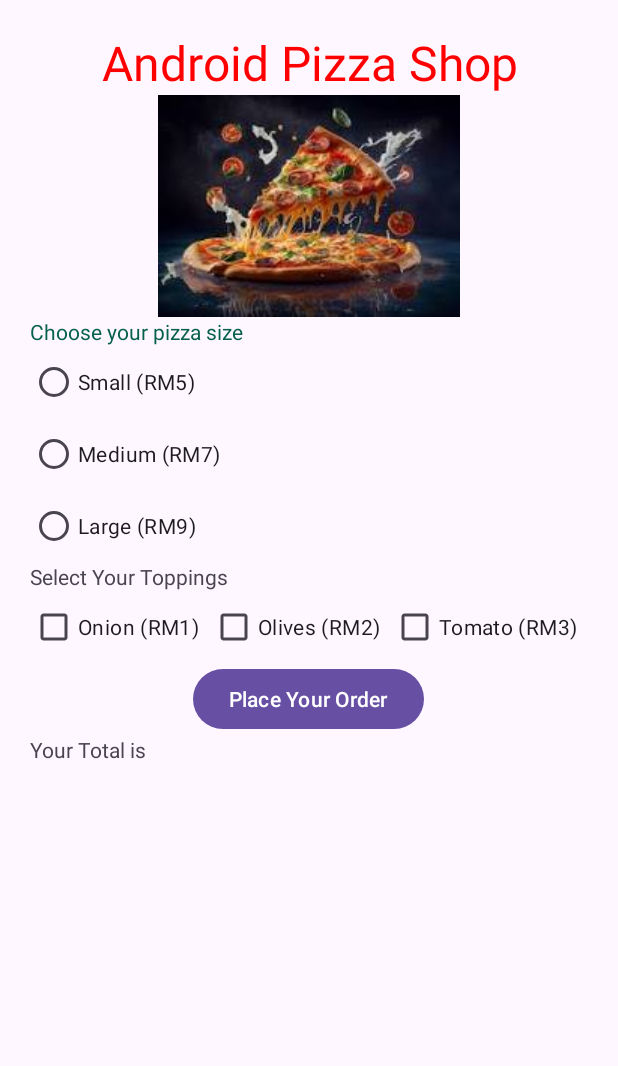
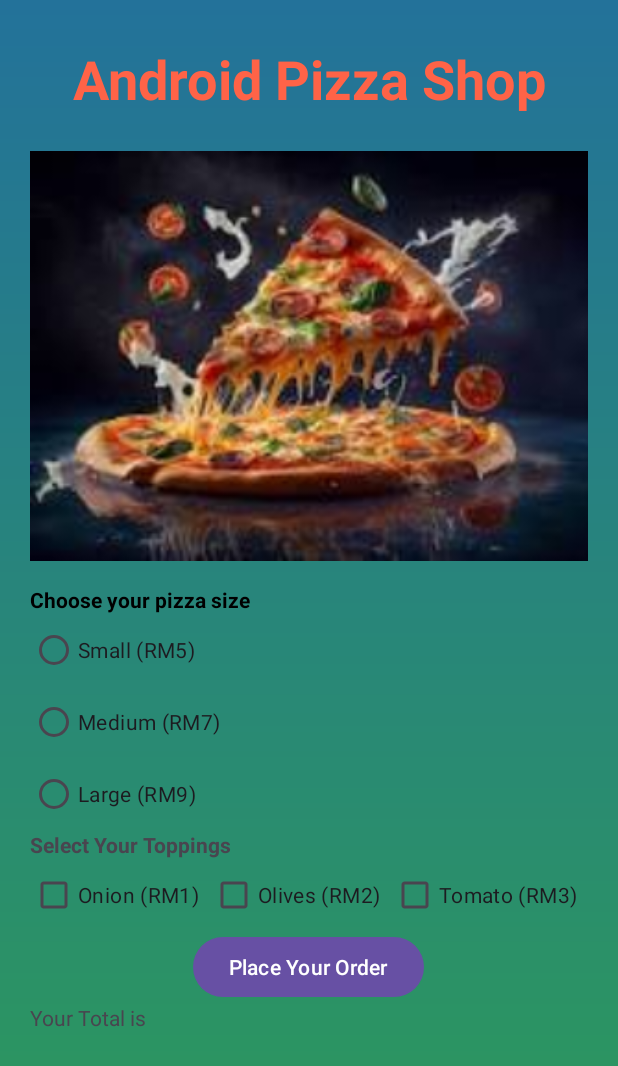
Before and after one commit to SyazwanIbn/pizza_App, an Android app: the layout activity_main.xml on its own in the app's theme, with its tools: preview values and no code run, on a phone screen of 412 x 824 dp. Shown: the top 1066 px of the screen. Run offline under Robolectric (Android 15) with nearby library versions, the phone set to English and light mode, and no system bars.

Commit message:
background color

```diff
--- /dev/null
+++ b/app/src/main/res/drawable/gradient_background.xml
@@ -0,0 +1,8 @@
+<?xml version="1.0" encoding="utf-8"?>
+
+    <shape xmlns:android="http://schemas.android.com/apk/res/android">
+        <gradient
+            android:startColor="#ff2d9a59"
+            android:endColor="#ff23729a"
+            android:angle="90"/>
+    </shape>
--- a/app/src/main/res/layout/activity_main.xml
+++ b/app/src/main/res/layout/activity_main.xml
@@ -7,58 +7,75 @@
     android:layout_height="match_parent"
     android:orientation="vertical"
     android:padding="20dp"
+    android:background="@drawable/gradient_background"
     tools:context=".MainActivity">
 
     <TextView
         android:layout_width="match_parent"
         android:layout_height="wrap_content"
         android:text="Android Pizza Shop"
-        android:textSize="32sp"
-        android:textColor="#ff0000"
-        android:textAlignment="center"/>
+        android:textSize="36sp"
+        android:textColor="#FF6347"
+        android:textAlignment="center"
+        android:textStyle="bold"
+        android:elevation="4dp"
+        android:gravity="center"
+        android:layout_margin="8dp"/>
 
     <ImageView
         android:id="@+id/imageView"
         android:layout_width="match_parent"
         android:layout_height="wrap_content"
-        android:src="@drawable/pizza" />
+        android:src="@drawable/pizza"
+        android:scaleType="centerCrop"
+        android:adjustViewBounds="true"
+        android:layout_marginTop="16dp"
+        android:layout_marginBottom="16dp"/>
 
     <TextView
         android:id="@+id/textView"
         android:layout_width="match_parent"
         android:layout_height="wrap_content"
         android:text="Choose your pizza size"
-        android:textColor="#06604B"/>
+        android:textColor="#000000 "
+        android:textStyle="bold"/>
 
     <RadioGroup
         android:layout_width="match_parent"
-        android:layout_height="match_parent" >
+        android:layout_height="wrap_content"
+        android:orientation="vertical">
 
         <RadioButton
             android:id="@+id/smallRadioBtn"
             android:layout_width="match_parent"
             android:layout_height="wrap_content"
-            android:text="Small (RM5)" />
+            android:text="Small (RM5)"
+            android:padding="0dp"
+            android:layout_margin="0dp"/>
 
         <RadioButton
             android:id="@+id/medRadioBtn"
             android:layout_width="match_parent"
             android:layout_height="wrap_content"
-            android:text="Medium (RM7)" />
+            android:text="Medium (RM7)"
+            android:padding="0dp"
+            android:layout_margin="0dp"/>
 
         <RadioButton
             android:id="@+id/largeRadioBtn"
             android:layout_width="match_parent"
             android:layout_height="wrap_content"
-            android:text="Large (RM9)" />
-
-
+            android:text="Large (RM9)"
+            android:padding="0dp"
+            android:layout_margin="0dp"/>
+    </RadioGroup>
 
         <TextView
             android:id="@+id/textView2"
             android:layout_width="match_parent"
             android:layout_height="wrap_content"
-            android:text="Select Your Toppings" />
+            android:text="Select Your Toppings"
+            android:textStyle="bold"/>
 
     <LinearLayout
         android:layout_width="match_parent"
@@ -99,7 +116,6 @@
             android:layout_width="match_parent"
             android:layout_height="wrap_content"
             android:text="Your Total is" />
-    </RadioGroup>
 
 
 </LinearLayout>
```
